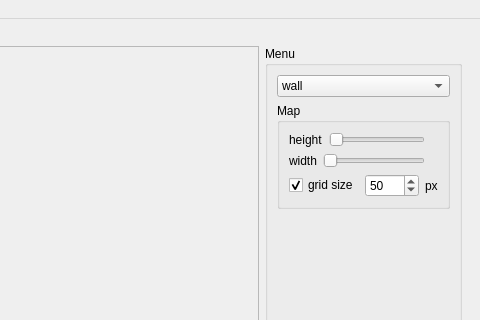
This is mainwindow.ui in LaserShrimp/Hada as Qt 5 draws it before an edit; both pictures show x 571 to 1051 and y 0 to 320 of the 1051 by 750 pixel window. The edited form follows.
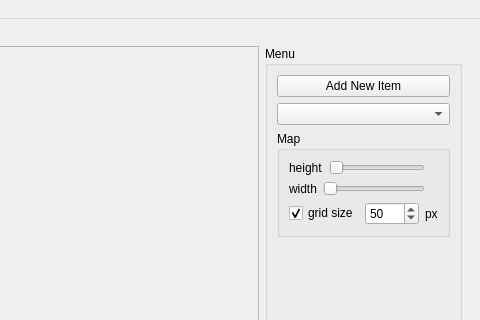
This is the edited form.

Patch:
```diff
--- a/mainwindow.ui
+++ b/mainwindow.ui
@@ -88,29 +88,20 @@
          <property name="flat">
           <bool>false</bool>
          </property>
-         <layout class="QVBoxLayout" name="verticalLayout_3" stretch="0,0,0,0">
+         <layout class="QVBoxLayout" name="verticalLayout_3" stretch="0,0,0,0,0">
           <property name="sizeConstraint">
            <enum>QLayout::SetMaximumSize</enum>
           </property>
           <item>
-           <widget class="QComboBox" name="comboBox">
-            <item>
-             <property name="text">
-              <string>wall</string>
-             </property>
-            </item>
-            <item>
-             <property name="text">
-              <string>tree</string>
-             </property>
-            </item>
-            <item>
-             <property name="text">
-              <string>spawn</string>
-             </property>
-            </item>
+           <widget class="QPushButton" name="addItemButton">
+            <property name="text">
+             <string>Add New Item</string>
+            </property>
            </widget>
           </item>
+          <item>
+           <widget class="QComboBox" name="comboBox"/>
+          </item>
           <item>
            <widget class="QGroupBox" name="groupBox_2">
             <property name="enabled">
```
